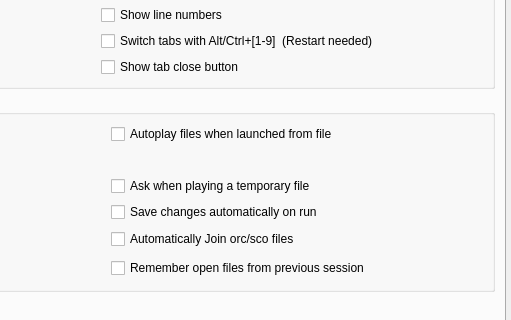
This is src/configdialog.ui in CsoundQt/CsoundQt as Qt 5 draws it before an edit; both pictures show x 315 to 826 and y 174 to 494 of the 826 by 746 pixel window. The edited form follows.
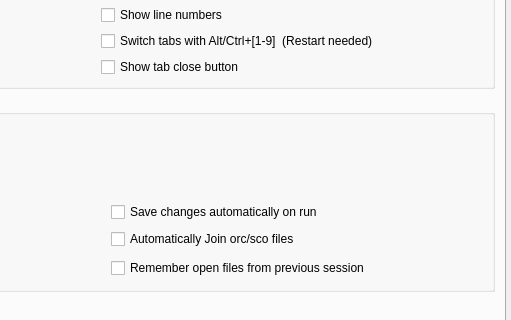
This is the edited form.

The edit to the form file:
```diff
--- a/src/configdialog.ui
+++ b/src/configdialog.ui
@@ -2149,23 +2149,6 @@
                 </property>
                </widget>
               </item>
-              <item row="3" column="3">
-               <widget class="QCheckBox" name="askIfTemporaryCheckBox">
-                <property name="text">
-                 <string>Ask when playing a temporary file</string>
-                </property>
-               </widget>
-              </item>
-              <item row="0" column="3">
-               <widget class="QCheckBox" name="autoplayCheckBox">
-                <property name="enabled">
-                 <bool>true</bool>
-                </property>
-                <property name="text">
-                 <string>Autoplay files when launched from file</string>
-                </property>
-               </widget>
-              </item>
               <item row="0" column="0">
                <widget class="QCheckBox" name="toolbarCheckBox">
                 <property name="text">
```
